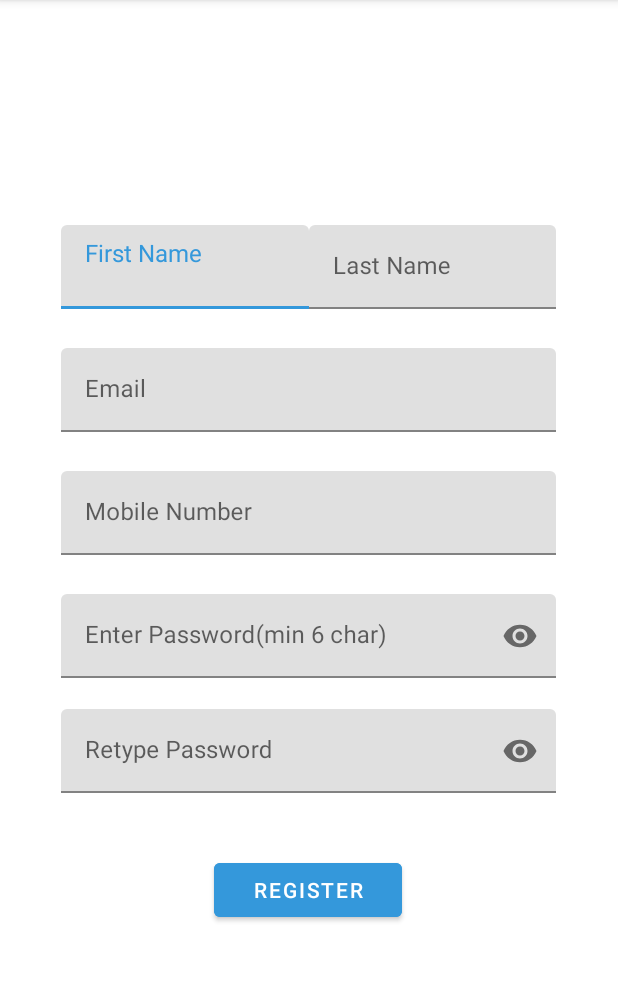
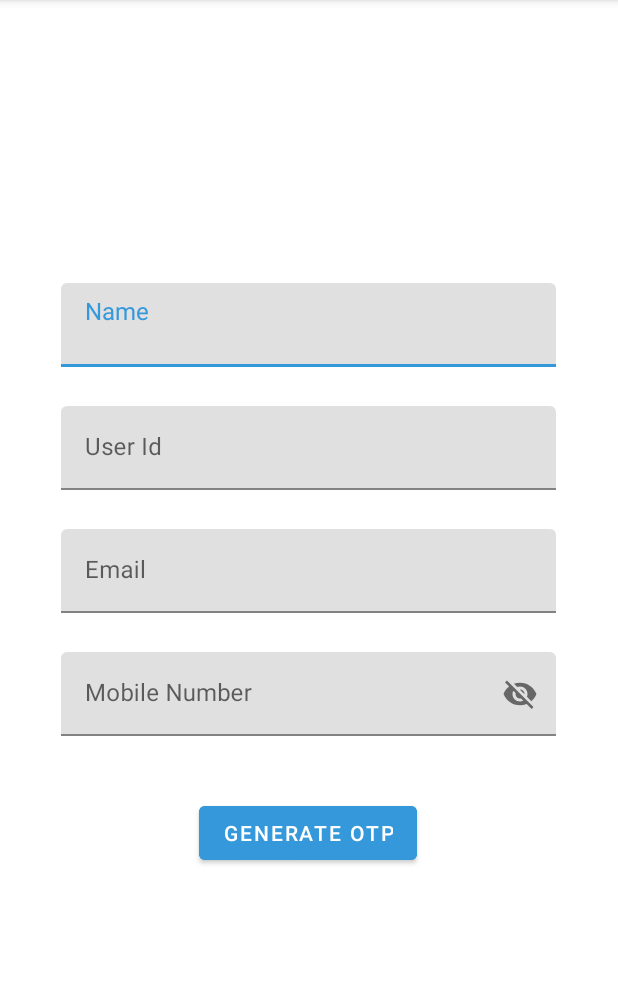
Before and after one commit to ashishav07/AccessComp, an Android app: the screen it shows after launch (RegisterActivity), after a tap on "REGISTER", on a phone screen of 412 x 824 dp, the part 84-1065 px from its top. Run offline under Robolectric (Android 15) with nearby library versions, the phone set to English and light mode, and no system bars; 2 other taps on this screen came first.

Commit message:
Login and register activity fixed

```diff
--- a/app/src/main/java/com/example/accesscomputech/LoginActivity.java
+++ b/app/src/main/java/com/example/accesscomputech/LoginActivity.java
@@ -8,11 +8,12 @@ import android.view.View;
 import android.widget.Button;
 
 public class LoginActivity extends AppCompatActivity {
-    Button register;
+    Button register,gOtp;
     @Override
     protected void onCreate(Bundle savedInstanceState) {
         super.onCreate(savedInstanceState);
         setContentView(R.layout.activity_login);
+        gOtp = findViewById(R.id.genotp);
         register = findViewById(R.id.register);
         register.setOnClickListener(new View.OnClickListener() {
             @Override
@@ -20,10 +21,18 @@ public class LoginActivity extends AppCompatActivity {
                 startActivity(new Intent(LoginActivity.this,RegisterActivity.class));
             }
         });
-    }
+            gOtp.setOnClickListener(new View.OnClickListener() {
+                @Override
+                public void onClick(View view) {
+                    if(gOtp.getText().equals("Generate OTP")){
+                        gOtp.setText("Login");
+                        findViewById(R.id.otp_layout).setVisibility(View.VISIBLE);
+                    } else{
+                        startActivity(new Intent(LoginActivity.this,MainActivity.class));
 
-    public void loggedIn(View view) {
-        Intent in = new Intent(this,MainActivity.class);
-        startActivity(in);
+                    }
+                }
+            });
+
     }
 }
--- a/app/src/main/java/com/example/accesscomputech/RegisterActivity.java
+++ b/app/src/main/java/com/example/accesscomputech/RegisterActivity.java
@@ -1,14 +1,32 @@
 package com.example.accesscomputech;
 
 import androidx.appcompat.app.AppCompatActivity;
+import androidx.recyclerview.widget.RecyclerView;
 
+import android.content.Intent;
 import android.os.Bundle;
+import android.view.View;
+import android.widget.Button;
 
 public class RegisterActivity extends AppCompatActivity {
+    Button register;
 
     @Override
     protected void onCreate(Bundle savedInstanceState) {
         super.onCreate(savedInstanceState);
         setContentView(R.layout.activity_register);
+        register = findViewById(R.id.reg);
+        register.setOnClickListener(new View.OnClickListener() {
+            @Override
+            public void onClick(View view) {
+                if (register.getText().equals("Generate OTP")) {
+                    register.setText("Register");
+                    findViewById(R.id.otp_layout).setVisibility(View.VISIBLE);
+                }
+                else{
+                    startActivity(new Intent(RegisterActivity.this,LoginActivity.class));
+                }
+            }
+        });
     }
 }
--- a/app/src/main/res/layout/activity_main.xml
+++ b/app/src/main/res/layout/activity_main.xml
@@ -21,7 +21,6 @@
            android:layout_width="100dp"
            android:layout_height="100dp"
            android:layout_centerHorizontal="true"
-           android:src="@drawable/logo"
            android:layout_margin="30dp"
            android:id="@+id/logo"
 
--- a/app/src/main/res/layout/activity_register.xml
+++ b/app/src/main/res/layout/activity_register.xml
@@ -24,47 +24,26 @@
             android:gravity="center"
             android:orientation="vertical">
 
-            <LinearLayout
-                android:layout_width="match_parent"
-                android:layout_height="wrap_content"
-                android:orientation="horizontal"
-                >
+
                 <com.google.android.material.textfield.TextInputLayout
-                    android:id="@+id/fname_layout"
+                    android:id="@+id/name_layout"
                     android:layout_width="match_parent"
                     android:layout_height="wrap_content"
                     app:errorEnabled="true"
-                    android:layout_weight="0.5"
                     app:errorTextAppearance="@style/ErrorText"
                     app:hintTextAppearance="@style/HintText">
 
                     <com.google.android.material.textfield.TextInputEditText
-                        android:id="@+id/fname"
+                        android:id="@+id/name"
                         android:layout_width="match_parent"
                         android:layout_height="wrap_content"
-                        android:hint="@string/fname"
+                        android:hint="@string/name"
                         android:inputType="textPersonName" />
                 </com.google.android.material.textfield.TextInputLayout>
-                <com.google.android.material.textfield.TextInputLayout
-                    android:id="@+id/lname_layout"
-                    android:layout_width="match_parent"
-                    android:layout_height="wrap_content"
-                    app:errorEnabled="true"
-                    android:layout_weight="0.5"
-                    app:errorTextAppearance="@style/ErrorText"
-                    app:hintTextAppearance="@style/HintText">
 
-                    <com.google.android.material.textfield.TextInputEditText
-                        android:id="@+id/lname"
-                        android:layout_width="match_parent"
-                        android:layout_height="wrap_content"
-                        android:hint="@string/lname"
-                        android:inputType="textPersonName" />
-                </com.google.android.material.textfield.TextInputLayout>
-            </LinearLayout>
 
             <com.google.android.material.textfield.TextInputLayout
-                android:id="@+id/email_layout"
+                android:id="@+id/username_layout"
                 android:layout_width="match_parent"
                 android:layout_height="wrap_content"
                 app:errorEnabled="true"
@@ -72,62 +51,66 @@
                 app:hintTextAppearance="@style/HintText">
 
                 <com.google.android.material.textfield.TextInputEditText
-                    android:id="@+id/email"
+                    android:id="@+id/userid"
                     android:layout_width="match_parent"
                     android:layout_height="wrap_content"
-                    android:hint="@string/email"
-                    android:inputType="textEmailAddress" />
+                    android:hint="@string/userid" />
             </com.google.android.material.textfield.TextInputLayout>
+
             <com.google.android.material.textfield.TextInputLayout
-                android:id="@+id/phone_layout"
+                android:layout_width="match_parent"
+                android:layout_height="wrap_content"
+                android:id="@+id/email_layout"
+                app:errorEnabled="true"
+                app:hintTextAppearance="@style/HintText"
+                app:errorTextAppearance="@style/ErrorText">
+            <com.google.android.material.textfield.TextInputEditText
+                android:layout_width="match_parent"
+                android:layout_height="wrap_content"
+                android:inputType="textEmailAddress"
+                android:hint="@string/email"
+                android:id="@+id/email"
+                />
+            </com.google.android.material.textfield.TextInputLayout>
+
+            <com.google.android.material.textfield.TextInputLayout
+                android:id="@+id/mobile_layout"
                 android:layout_width="match_parent"
                 android:layout_height="wrap_content"
                 app:errorEnabled="true"
-                app:errorTextAppearance="@style/ErrorText"
-                app:hintTextAppearance="@style/HintText">
+                app:hintTextAppearance="@style/HintText"
+                app:passwordToggleEnabled="true">
 
                 <com.google.android.material.textfield.TextInputEditText
                     android:id="@+id/mobile"
                     android:layout_width="match_parent"
                     android:layout_height="wrap_content"
                     android:hint="@string/mobile"
-                    android:inputType="phone" />
+                    />
             </com.google.android.material.textfield.TextInputLayout>
+
             <com.google.android.material.textfield.TextInputLayout
+                android:id="@+id/otp_layout"
                 android:layout_width="match_parent"
                 android:layout_height="wrap_content"
-                app:passwordToggleEnabled="true"
-                android:id="@+id/pass_layout"
                 app:errorEnabled="true"
-                app:hintTextAppearance="@style/HintText">
+                app:hintTextAppearance="@style/HintText"
+                android:visibility="gone"
+                >
+
                 <com.google.android.material.textfield.TextInputEditText
+                    android:id="@+id/otp"
                     android:layout_width="match_parent"
                     android:layout_height="wrap_content"
-                    android:hint="@string/regPass"
-                    android:inputType="textPassword"
-                    android:id="@+id/pass1"
-                    />
+                    android:hint="@string/otp" />
             </com.google.android.material.textfield.TextInputLayout>
-            <com.google.android.material.textfield.TextInputLayout
-                android:layout_width="match_parent"
-                android:layout_height="wrap_content"
-                app:passwordToggleEnabled="true"
-                android:id="@+id/pass2_layout"
-                app:errorEnabled="true"
-                app:hintTextAppearance="@style/HintText">
-                <com.google.android.material.textfield.TextInputEditText
-                    android:layout_width="match_parent"
-                    android:layout_height="wrap_content"
-                    android:hint="@string/pass1"
-                    android:inputType="textPassword"
-                    android:id="@+id/pass2"
-                    />
-            </com.google.android.material.textfield.TextInputLayout>
+
+
             <com.google.android.material.button.MaterialButton
                 android:id="@+id/reg"
                 android:layout_width="wrap_content"
                 android:layout_height="wrap_content"
-                android:text="@string/register"
+                android:text="@string/gOtp"
                 android:backgroundTint="@color/colorPrimary"
                 android:textColor="#ffffff"
                 android:layout_marginTop="20dp"
--- a/app/src/main/res/values/strings.xml
+++ b/app/src/main/res/values/strings.xml
@@ -1,12 +1,11 @@
 <resources>
     <string name="app_name"> Access Computech </string>
-    <string name="username">User Name</string>
+    <string name="userid">User Id</string>
     <string name="pass">Password</string>
     <string name="regPass">Enter Password(min 6 char)</string>
-    <string name="login"> Login </string>
+    <string name="gOtp">Generate OTP</string>
+    <string name="otp">OTP</string>
     <string name="register"> Register </string>
-    <string name="fname"> First Name </string>
-    <string name="lname"> Last Name </string>
     <string name="name"> Name </string>
     <string name="email">Email</string>
     <string name="worker_code">Worker Code</string>
@@ -16,7 +15,7 @@
     <string name="mobile">Mobile Number</string>
     <string name="pass1">Retype Password</string>
     <string name="nameerror">Enter a valid name</string>
-    <string name="emailerror">Enter a valid email</string>
+    <string name="userIderror">Invalid UserId</string>
     <string name="mobileerror">Enter a valid mobile</string>
     <string name="dateerror">Enter a valid date</string>
     <string name="dob1">Enter Date of Birth (DD/MM/YYYY)</string>
```
Also changed, not shown: app/build.gradle (+4 -4 lines), app/src/main/res/layout/activity_login.xml (+26 -10 lines).
